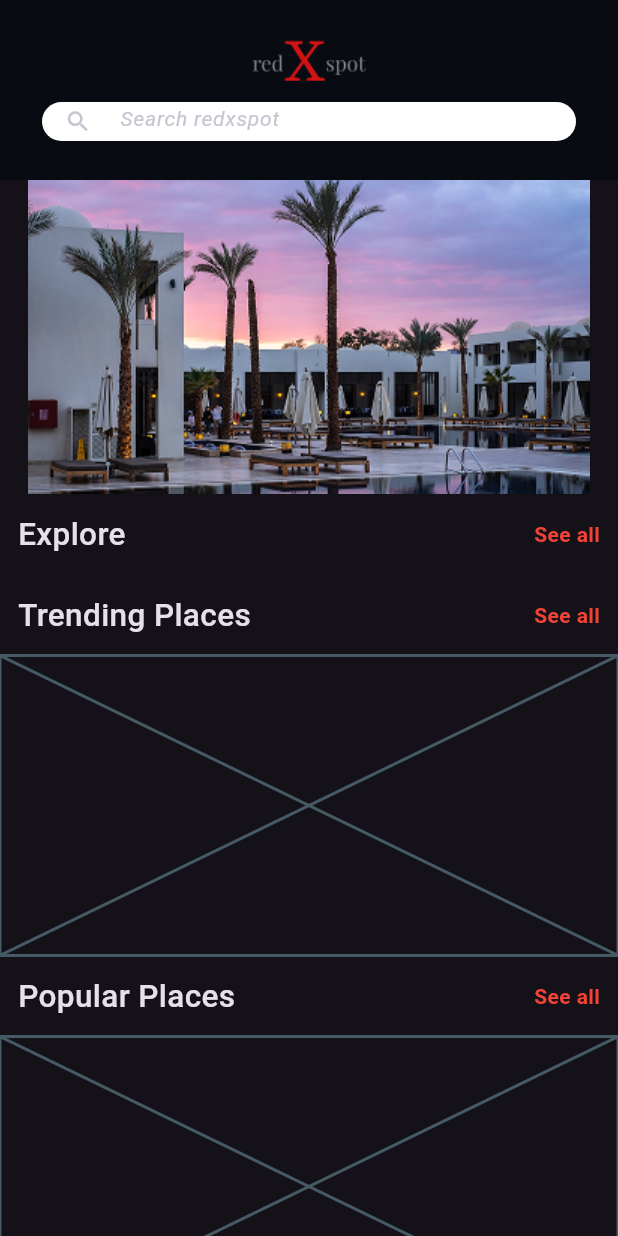
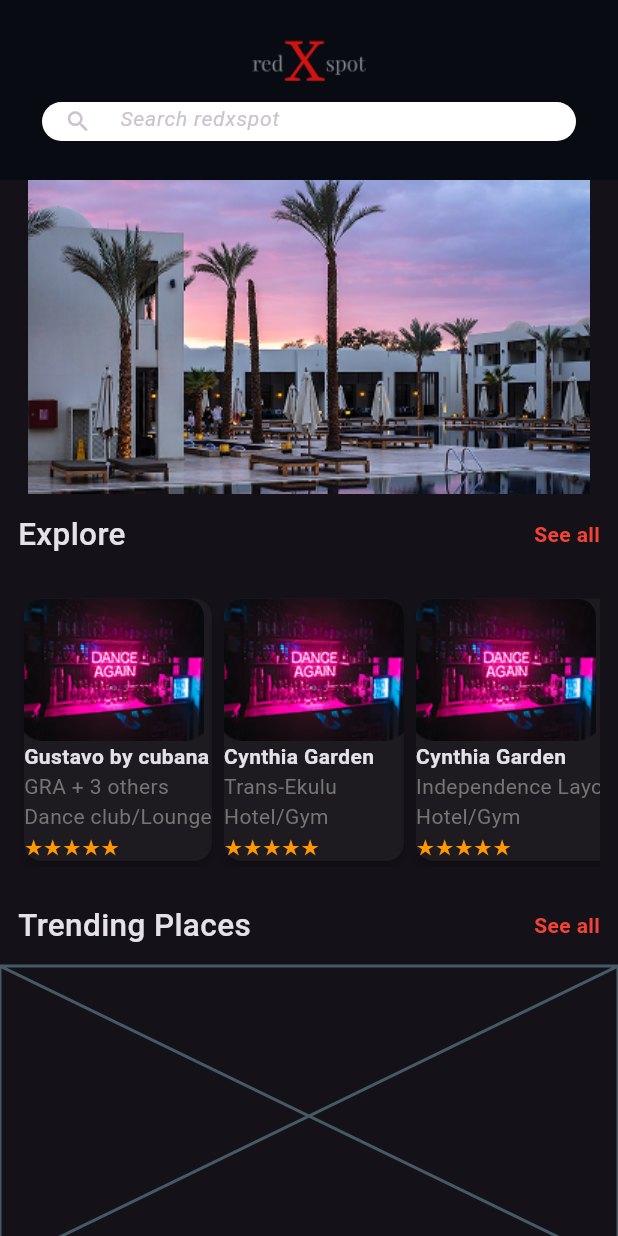
Before and after one commit to Akay74/Redxspot, a Flutter app: the screen it shows after launch, on a phone screen of 412 x 824 dp. Run offline on Flutter 3.47's test engine with Material 3 defaults, Android fonts, the phone set to English and light mode, and no system bars.

Commit message:
✨ implement place card widget in explore section

```diff
--- a/lib/home_screen.dart
+++ b/lib/home_screen.dart
@@ -46,8 +46,7 @@ class HomeScreen extends StatelessWidget {
         centerTitle: true,
       ),
       body: SingleChildScrollView(
-        child: Column(
-          children: [
+        child: Column(children: [
           // hero image
           SizedBox(
             child: Image.asset(
@@ -61,34 +60,59 @@ class HomeScreen extends StatelessWidget {
             child: Row(
               mainAxisAlignment: MainAxisAlignment.spaceBetween,
               children: [
-                  const Text(
-                    'Explore',
+              const Text('Explore',
                 style: TextStyle(
                   fontSize: 21,
                   fontWeight: FontWeight.w500,
-                    )
-                  ),
-                  const Text(
-                    'See all',
+                )),
+              const Text('See all',
                 style: TextStyle(
                   fontSize: 14,
                   fontWeight: FontWeight.bold,
                   color: Colors.red,
-                    )
-                  )
+                ))
               ],
             ),
           ),
           // Explore card
-            Container(),
+          Padding(
+            padding: const EdgeInsets.all(12.0),
+            child: SingleChildScrollView(
+              scrollDirection: Axis.horizontal,
+              child: Row(
+                children: [
+                  PlaceCard( // Use the imported widget
+                    image: 'assets/images/gustavo.png',
+                    title: "Gustavo by cubana",
+                    location: "GRA + 3 others",
+                    subtitle: "Dance club/Lounge",
+                    rating: "★★★★★",
+                  ),
+                  PlaceCard(
+                    image: 'assets/images/gustavo.png',
+                    title: "Cynthia Garden",
+                    location: "Trans-Ekulu",
+                    subtitle: "Hotel/Gym",
+                    rating: "★★★★★",
+                  ),
+                  PlaceCard(
+                    image: 'assets/images/gustavo.png',
+                    title: "Cynthia Garden",
+                    location: "Independence Layout",
+                    subtitle: "Hotel/Gym",
+                    rating: "★★★★★",
+                  ),
+                ],
+              ),
+            )
+          ),
           // Trending Places Title
           Padding(
             padding: const EdgeInsets.all(12.0),
             child: Row(
               mainAxisAlignment: MainAxisAlignment.spaceBetween,
               children: [
-                  const Text(
-                    'Trending Places',
+                const Text('Trending Places',
                     style: TextStyle(
                       fontSize: 21,
                       fontWeight: FontWeight.w500,
```
Lines whose indentation alone changed are shown as unchanged.
